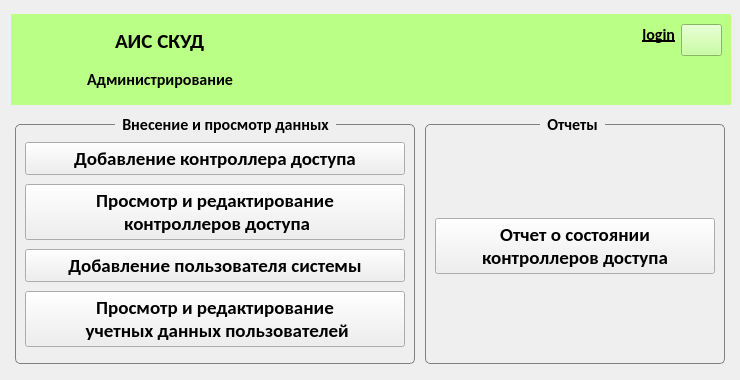
This is app/acms/adminwindow.ui in MK-IBM-WWS/ACMS as Qt 5 draws it before an edit. The edited form follows.
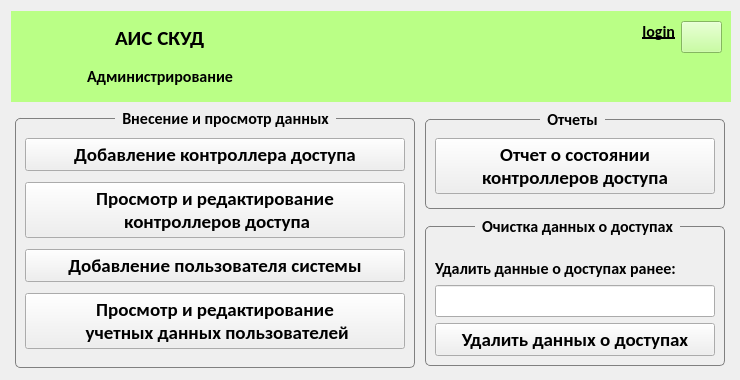
This is the edited form. Icons and pictures are not drawn.

```diff
--- a/app/acms/adminwindow.ui
+++ b/app/acms/adminwindow.ui
@@ -203,13 +203,13 @@
        <property name="minimumSize">
         <size>
          <width>400</width>
-         <height>250</height>
+         <height>260</height>
         </size>
        </property>
        <property name="maximumSize">
         <size>
          <width>400</width>
-         <height>250</height>
+         <height>260</height>
         </size>
        </property>
        <property name="font">
@@ -299,17 +299,19 @@
       </widget>
      </item>
      <item>
+      <layout class="QVBoxLayout" name="verticalLayout_5">
+       <item>
       <widget class="QGroupBox" name="groupBox">
        <property name="minimumSize">
         <size>
          <width>300</width>
-         <height>250</height>
+           <height>100</height>
         </size>
        </property>
        <property name="maximumSize">
         <size>
          <width>300</width>
-         <height>250</height>
+           <height>100</height>
         </size>
        </property>
        <property name="font">
@@ -354,6 +356,105 @@
         </item>
        </layout>
       </widget>
+       </item>
+       <item>
+        <widget class="QGroupBox" name="groupBox_3">
+         <property name="minimumSize">
+          <size>
+           <width>300</width>
+           <height>150</height>
+          </size>
+         </property>
+         <property name="maximumSize">
+          <size>
+           <width>300</width>
+           <height>150</height>
+          </size>
+         </property>
+         <property name="font">
+          <font>
+           <family>Carlito</family>
+           <pointsize>12</pointsize>
+           <bold>true</bold>
+          </font>
+         </property>
+         <property name="styleSheet">
+          <string notr="true">    QGroupBox {
+        border: 1px solid gray;
+        border-radius: 5px;
+        margin-top: 10px;
+        padding-top: 5px;
+    }
+    QGroupBox::title {
+        subcontrol-origin: margin;
+        subcontrol-position: top left;
+        left: 50px;
+        padding: 0 5px 0 5px;
+    }</string>
+         </property>
+         <property name="title">
+          <string>Очистка данных о доступах</string>
+         </property>
+         <layout class="QVBoxLayout" name="verticalLayout_4">
+          <item>
+           <spacer name="verticalSpacer_2">
+            <property name="orientation">
+             <enum>Qt::Orientation::Vertical</enum>
+            </property>
+            <property name="sizeHint" stdset="0">
+             <size>
+              <width>20</width>
+              <height>40</height>
+             </size>
+            </property>
+           </spacer>
+          </item>
+          <item>
+           <layout class="QVBoxLayout" name="verticalLayout_6">
+            <item>
+             <widget class="QLabel" name="label_4">
+              <property name="font">
+               <font>
+                <family>Carlito</family>
+                <pointsize>12</pointsize>
+                <bold>true</bold>
+               </font>
+              </property>
+              <property name="text">
+               <string>Удалить данные о доступах ранее:</string>
+              </property>
+             </widget>
+            </item>
+            <item>
+             <widget class="QLineEdit" name="leenddate">
+              <property name="minimumSize">
+               <size>
+                <width>280</width>
+                <height>32</height>
+               </size>
+              </property>
+             </widget>
+            </item>
+           </layout>
+          </item>
+          <item>
+           <widget class="QPushButton" name="btndelete">
+            <property name="font">
+             <font>
+              <family>Carlito</family>
+              <pointsize>14</pointsize>
+              <bold>true</bold>
+             </font>
+            </property>
+            <property name="text">
+             <string>Удалить данных о доступах</string>
+            </property>
+           </widget>
+          </item>
+         </layout>
+        </widget>
+       </item>
+      </layout>
      </item>
     </layout>
    </item>
```
Left out of the diff: 10 changed lines with no effect on the pictures. Lines whose indentation alone changed are shown as unchanged.
